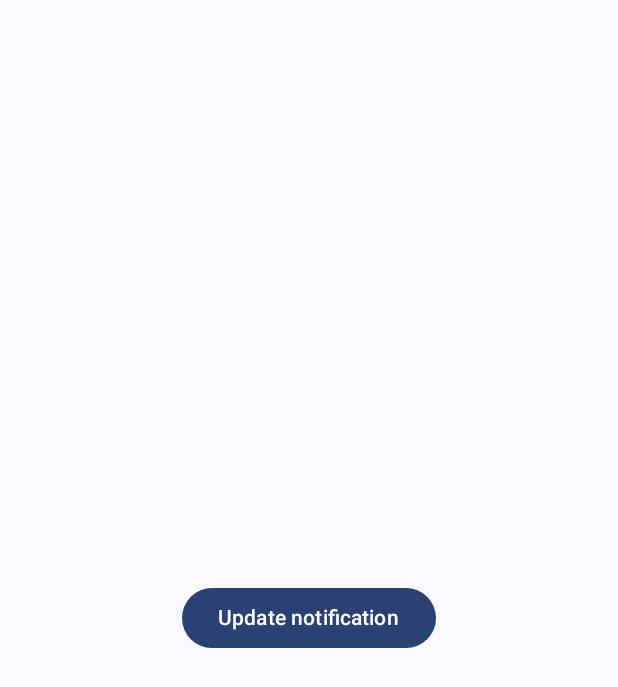
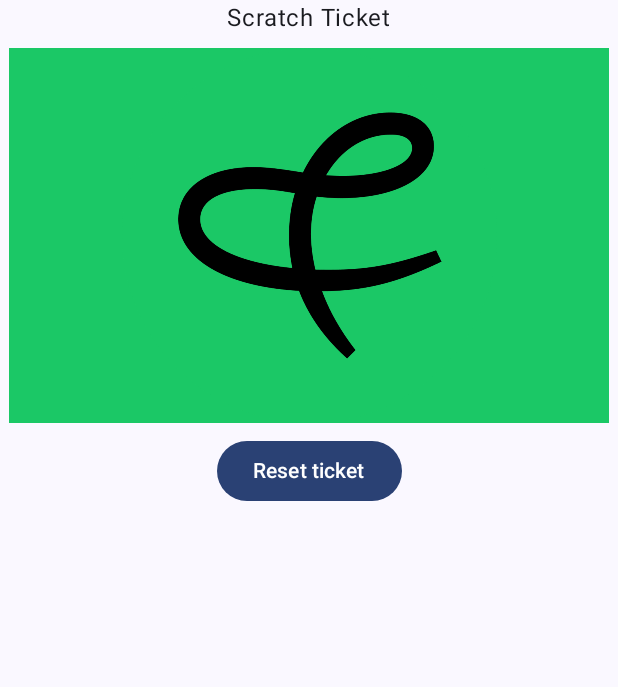
Before and after one commit to Woutervdvelde/ComposePractice, an Android app built with Jetpack Compose: the screen it shows after launch (MainActivity), on a phone screen of 412 x 824 dp. Shown: the top 687 px of the screen. Run offline under Robolectric (Android 15) with nearby library versions, the phone set to English and light mode, and no system bars.

Commit message:
Created basic scratch ticket composable

```diff
--- a/app/src/main/java/com/example/composepractice/MainActivity.kt
+++ b/app/src/main/java/com/example/composepractice/MainActivity.kt
@@ -1,30 +1,27 @@
 package com.example.composepractice
 
-import android.annotation.SuppressLint
 import android.os.Bundle
 import androidx.activity.ComponentActivity
 import androidx.activity.compose.setContent
 import androidx.activity.enableEdgeToEdge
+import androidx.compose.foundation.layout.Box
 import androidx.compose.foundation.layout.fillMaxSize
 import androidx.compose.foundation.layout.padding
 import androidx.compose.material3.Scaffold
-import androidx.compose.material3.Text
-import androidx.compose.runtime.Composable
 import androidx.compose.ui.Modifier
-import androidx.compose.ui.tooling.preview.Preview
-import com.example.composepractice.ui.project.livenotification.LiveNotification
-import com.example.composepractice.ui.project.lock.LockScreen
+import com.example.composepractice.ui.project.scratchticket.ScratchTicketScreen
 import com.example.composepractice.ui.theme.ComposePracticeTheme
 
 class MainActivity : ComponentActivity() {
-    @SuppressLint("UnusedMaterial3ScaffoldPaddingParameter")
     override fun onCreate(savedInstanceState: Bundle?) {
         super.onCreate(savedInstanceState)
         enableEdgeToEdge()
         setContent {
             ComposePracticeTheme {
-                Scaffold(modifier = Modifier.fillMaxSize()) {  _ ->
-                    LiveNotification()
+                Scaffold(modifier = Modifier.fillMaxSize()) {  contentPadding ->
+                    Box(modifier = Modifier.padding(contentPadding)) {
+                        ScratchTicketScreen()
+                    }
                 }
             }
         }
--- /dev/null
+++ b/app/src/main/java/com/example/composepractice/ui/project/scratchticket/ScratchTicket.kt
@@ -0,0 +1,173 @@
+package com.example.composepractice.ui.project.scratchticket
+
+import androidx.compose.foundation.Image
+import androidx.compose.foundation.background
+import androidx.compose.foundation.gestures.detectDragGestures
+import androidx.compose.foundation.layout.Arrangement
+import androidx.compose.foundation.layout.Box
+import androidx.compose.foundation.layout.Column
+import androidx.compose.foundation.layout.fillMaxSize
+import androidx.compose.foundation.layout.height
+import androidx.compose.foundation.layout.size
+import androidx.compose.foundation.layout.width
+import androidx.compose.material3.Button
+import androidx.compose.material3.Text
+import androidx.compose.runtime.Composable
+import androidx.compose.runtime.getValue
+import androidx.compose.runtime.mutableStateListOf
+import androidx.compose.runtime.mutableStateOf
+import androidx.compose.runtime.remember
+import androidx.compose.runtime.setValue
+import androidx.compose.ui.Alignment
+import androidx.compose.ui.Modifier
+import androidx.compose.ui.draw.drawWithCache
+import androidx.compose.ui.geometry.Offset
+import androidx.compose.ui.graphics.ClipOp
+import androidx.compose.ui.graphics.Color
+import androidx.compose.ui.graphics.Path
+import androidx.compose.ui.graphics.PathOperation
+import androidx.compose.ui.graphics.drawscope.clipPath
+import androidx.compose.ui.input.pointer.pointerInput
+import androidx.compose.ui.platform.LocalDensity
+import androidx.compose.ui.res.painterResource
+import androidx.compose.ui.unit.dp
+import androidx.compose.ui.unit.sp
+import androidx.compose.ui.util.fastForEach
+import androidx.compose.ui.util.fastForEachReversed
+import com.example.composepractice.R
+import com.example.composepractice.ui.theme.FramnaGreen
+import kotlin.math.hypot
+
+@Composable
+fun ScratchTicketScreen() {
+    Column(
+        horizontalAlignment = Alignment.CenterHorizontally,
+        verticalArrangement = Arrangement.spacedBy(8.dp),
+        modifier = Modifier.fillMaxSize()
+    ) {
+        Text("Scratch Ticket")
+
+        ScratchTicketContainer(
+            modifier = Modifier.width(400.dp).height(250.dp),
+            scratchStrokeWidth = with(LocalDensity.current) { 20.dp.toPx() },
+            scratchContent = {
+                Box(Modifier.fillMaxSize().background(FramnaGreen), contentAlignment = Alignment.Center) {
+                    Image(painter = painterResource(R.drawable.framna), contentDescription = null)
+                }
+            }
+        ) {
+            Box(
+                contentAlignment = Alignment.Center,
+                modifier = Modifier.fillMaxSize().background(Color.Yellow)
+            ) {
+                Text("\uD83C\uDFC6", fontSize = 100.sp)
+            }
+        }
+
+        Button(
+            onClick = {}
+        ) {
+            Text("Reset ticket")
+        }
+    }
+}
+
+@Composable
+fun ScratchTicketContainer(
+    modifier: Modifier = Modifier,
+    scratchStrokeWidth: Float = 50f,
+    scratchContent: @Composable () -> Unit = {},
+    content: @Composable () -> Unit
+) {
+    var paths by remember { mutableStateOf(Path()) }
+    val currentPath = remember { mutableStateListOf<Offset>() }
+
+    Box(modifier = modifier) {
+        content()
+        Box(
+            modifier = Modifier
+                .fillMaxSize()
+                .pointerInput(true) {
+                    detectDragGestures(
+                        onDrag = { change, _ ->
+                            currentPath.add(change.position)
+                        },
+                        onDragEnd = {
+                            if (currentPath.isNotEmpty()) {
+                                paths = Path.combine(
+                                    operation = PathOperation.Union,
+                                    path1 = paths,
+                                    path2 = strokedOutline(currentPath, scratchStrokeWidth)
+                                )
+                                currentPath.clear()
+                            }
+                        }
+                    )
+                }
+                .drawWithCache {
+                    val current = strokedOutline(currentPath, scratchStrokeWidth)
+                    val mergedPaths = Path.combine(
+                        operation = PathOperation.Union,
+                        path1 = paths,
+                        path2 = current
+                    )
+
+                    onDrawWithContent {
+                        clipPath(
+                            path = mergedPaths,
+                            clipOp = ClipOp.Difference
+                        ) {
+                            this@onDrawWithContent.drawContent()
+                        }
+                    }
+                }
+        ) {
+            scratchContent()
+        }
+    }
+}
+
+fun normalize(offset: Offset): Offset {
+    val length = hypot(offset.x, offset.y)
+    return if (length == 0f) Offset.Zero else Offset(offset.x / length, offset.y / length)
+}
+
+fun strokedOutline(offsets: List<Offset>, strokeWidth: Float): Path {
+    val path = Path()
+    if (offsets.size < 2) return path
+
+    val left: MutableList<Offset> = mutableListOf()
+    val right: MutableList<Offset> = mutableListOf()
+
+    for (i in 1 until offsets.size) {
+        val prev = offsets.getOrNull(i - 1) ?: continue
+        val current = offsets[i]
+        val next = offsets.getOrNull(i + 1) ?: continue
+
+        // Directions
+        val dirIn = normalize(current - prev)
+        val dirOut = normalize(next - current)
+
+        // Normals
+        val normIn = Offset(-dirIn.y, dirIn.x)
+        val normOut = Offset(-dirOut.y, dirOut.x)
+        val avgNormal = normalize(Offset(normIn.x + normOut.x, normIn.y + normOut.y))
+
+        val offset = Offset(avgNormal.x * strokeWidth / 2f, avgNormal.y * strokeWidth / 2f)
+        left.add(Offset(current.x + offset.x, current.y + offset.y))
+        right.add(Offset(current.x - offset.x, current.y - offset.y))
+    }
+
+    if (left.size + right.size < 2) return path
+
+    path.moveTo(left.first().x, left.first().y)
+    left.drop(1).fastForEach {
+        path.lineTo(it.x, it.y)
+    }
+    right.fastForEachReversed {
+        path.lineTo(it.x, it.y)
+    }
+    path.close()
+
+    return path
+}
--- a/app/src/main/java/com/example/composepractice/ui/theme/Theme.kt
+++ b/app/src/main/java/com/example/composepractice/ui/theme/Theme.kt
@@ -9,7 +9,10 @@ import androidx.compose.material3.dynamicDarkColorScheme
 import androidx.compose.material3.dynamicLightColorScheme
 import androidx.compose.material3.lightColorScheme
 import androidx.compose.runtime.Composable
+import androidx.compose.ui.graphics.Color
 import androidx.compose.ui.platform.LocalContext
+
+val FramnaGreen = Color(0xFF1BC866)
 
 private val DarkColorScheme = darkColorScheme(
     primary = Purple80,
```
